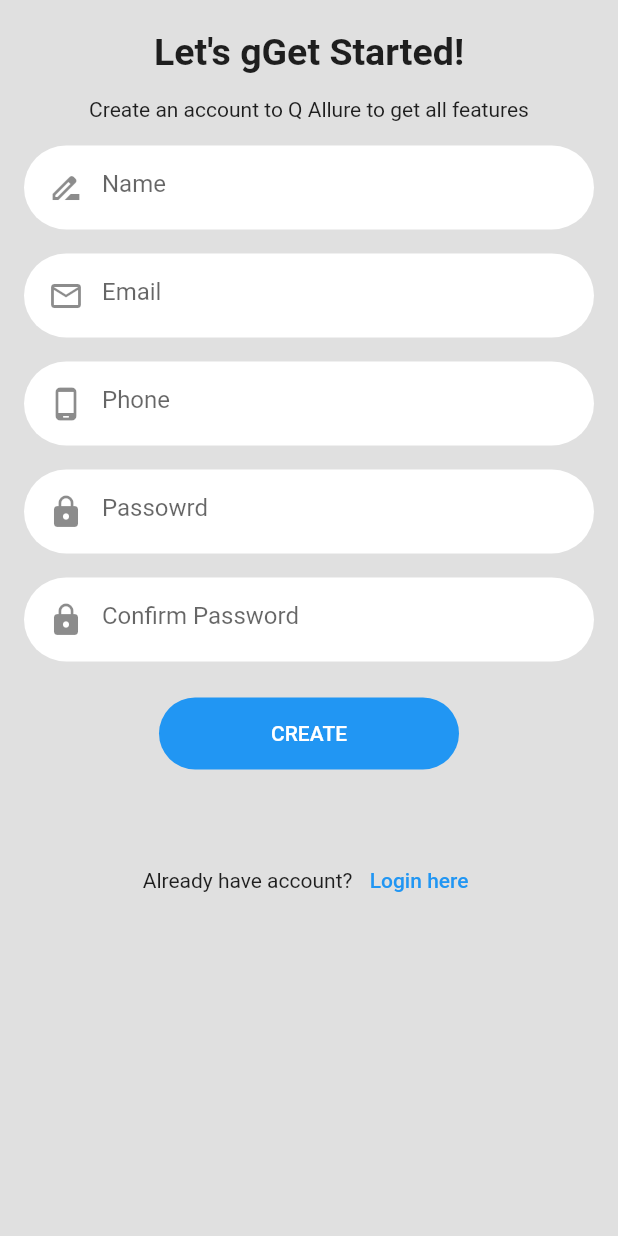
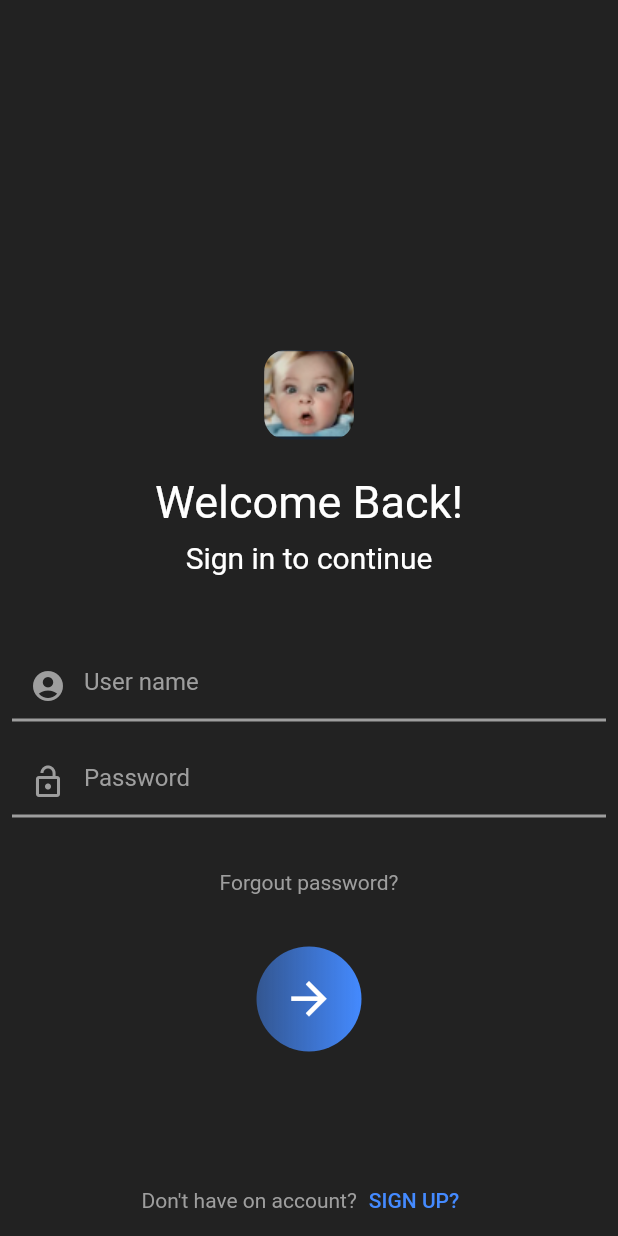
Before and after one commit to Komilisakov/advanced, a Flutter app: the screen it shows after launch, on a phone screen of 412 x 824 dp. Run offline on Flutter 3.47's test engine with Material 2 defaults, Android fonts, the phone set to English and light mode, and no system bars; our stand-ins replace awesome_dialog, easy_localization, hive, hive_flutter, package_info_plus; accounts and stored records are empty.

Commit message:
Hive save data 2

```diff
--- a/lib/main.dart
+++ b/lib/main.dart
@@ -1,22 +1,49 @@
+import 'package:advanced/model/user_reg.dart';
 import 'package:advanced/pages/awesome_dialog.dart';
-import 'package:advanced/pages/localization.dart';
-import 'package:advanced/pages/login_page.dart';
-import 'package:advanced/pages/sign_up.dart';
+import 'package:advanced/pages/login_hive.dart';
+import 'package:easy_localization/easy_localization.dart';
 import 'package:flutter/material.dart';
-import 'package:flutter/services.dart';
-import 'dart:io' show Platform;
-import 'package:package_info_plus/package_info_plus.dart';
-import 'package:easy_localization/easy_localization.dart';
-import 'dart:io';
 import 'package:hive/hive.dart';
 import 'package:hive_flutter/hive_flutter.dart';
+import 'package:package_info_plus/package_info_plus.dart';
 
+class MyApp extends StatelessWidget {
+  const MyApp({Key? key}) : super(key: key);
+
+  // This widget is the root of your application.
+  @override
+  Widget build(BuildContext context) {
+    return MaterialApp(
+      debugShowCheckedModeBanner: false,
+      title: 'Flutter Demo',
+      theme: ThemeData(
+        primarySwatch: Colors.blue,
+      ),
+      home: LoginHive(),
+      localizationsDelegates: context.localizationDelegates,
+      supportedLocales: context.supportedLocales,
+      locale: context.locale,
+      // home: const MyHomePage(title: 'Get version and Package'),
+    );
+  }
+}
 
 void main() async {
   WidgetsFlutterBinding.ensureInitialized();
+
   await Hive.initFlutter();
+  Hive.registerAdapter(UserRegAdapter());
   await Hive.openBox('pdp_online');
+  // Hive.registerAdapter<UserReg>(UserRegAdapter());
   await EasyLocalization.ensureInitialized();
+
+  // Hive.registerAdapter(UserRegAdapter());
+  try {} on Exception catch (exception) {
+    print(exception.toString());
+  } catch (error) {
+    print("error.toString()");
+    print(error.toString());
+  }
 
   runApp(EasyLocalization(
     child: MyApp(),
@@ -29,28 +56,6 @@ void main() async {
     path: 'assets/translations',
     fallbackLocale: Locale('uz', 'UZ'),
   ));
-}
-
-
-class MyApp extends StatelessWidget {
-  const MyApp({Key? key}) : super(key: key);
-
-  // This widget is the root of your application.
-  @override
-  Widget build(BuildContext context) {
-    return MaterialApp(
-      title: 'Flutter Demo',
-      theme: ThemeData(
-
-        primarySwatch: Colors.blue,
-      ),
-      home:  SignUpPage(),
-      localizationsDelegates: context.localizationDelegates,
-      supportedLocales: context.supportedLocales,
-      locale: context.locale,
-      // home: const MyHomePage(title: 'Get version and Package'),
-    );
-  }
 }
 
 class MyHomePage extends StatefulWidget {
--- a/lib/model/user_model.dart
+++ b/lib/model/user_model.dart
@@ -1,20 +1,14 @@
 import 'package:hive/hive.dart';
 
 // part 'transaction.g.dart';
-@HiveType(typeId: 0)
 class User {
-  @HiveField(0)
  late String username;
-  @HiveField(0)
   late String password;
-
   User({required this.username,required this.password});
-
   User.fromJson(Map<dynamic, dynamic> json)
       : username = json['username'],
         password = json['password'];
-
-  Map<String, dynamic> toJson() => {
+  Map<dynamic, dynamic> toJson() => {
     'username': username,
     'password': password,
   };
--- /dev/null
+++ b/lib/model/user_reg.dart
@@ -0,0 +1,15 @@
+import 'package:hive/hive.dart';
+
+part 'user_reg.g.dart';
+
+@HiveType(typeId: 0)
+class UserReg extends HiveObject  {
+  @HiveField(0)
+  late String username;
+  @HiveField(1)
+  late String email;
+  @HiveField(2)
+  late String phone;
+  @HiveField(3)
+  late String password;
+}
--- /dev/null
+++ b/lib/pages/login_hive.dart
@@ -0,0 +1,202 @@
+import 'package:advanced/model/user_model.dart';
+import 'package:advanced/pages/sign_in_hive.dart';
+import 'package:advanced/services/db_service.dart';
+import 'package:flutter/cupertino.dart';
+import 'package:flutter/material.dart';
+
+class LoginHive extends StatefulWidget {
+  const LoginHive({Key? key}) : super(key: key);
+
+  @override
+  _LoginHiveState createState() => _LoginHiveState();
+}
+
+class _LoginHiveState extends State<LoginHive> {
+  late TextEditingController name;
+  late TextEditingController password;
+  late User user;
+
+  @override
+  void initState() {
+    // TODO: implement initState
+    super.initState();
+    name = TextEditingController();
+    password = TextEditingController();
+    user = HiveDB().loadUser();
+    name.text = user.username;
+  }
+
+  @override
+  Widget build(BuildContext context) {
+    return Scaffold(
+      backgroundColor: Colors.black87,
+      body: Container(
+          child: Center(
+        child: Column(
+          mainAxisAlignment: MainAxisAlignment.end,
+          children: [
+            Container(
+              height: 60,
+              width: 60,
+              decoration: BoxDecoration(
+                borderRadius: BorderRadius.circular(15),
+                image: DecorationImage(
+                    image: AssetImage("assets/images/6.png"),
+                    fit: BoxFit.cover),
+              ),
+            ),
+            SizedBox(
+              height: 24,
+            ),
+            Text(
+              "Welcome Back!",
+              style: TextStyle(color: Colors.white, fontSize: 30),
+            ),
+            SizedBox(
+              height: 8,
+            ),
+            Text(
+              "Sign in to continue",
+              style: TextStyle(color: Colors.white, fontSize: 20),
+            ),
+            SizedBox(
+              height: 50,
+            ),
+            HMTextField(name, Icons.account_circle, "User name", "name"),
+            SizedBox(
+              height: 16,
+            ),
+            InpuText(controller: password, icon: Icons.lock_open, hintText: "Password",type: "password"),
+            SizedBox(
+              height: 35,
+            ),
+            Text("Forgout password?", style: TextStyle(color: Colors.grey)),
+            SizedBox(
+              height: 35,
+            ),
+            Container(
+              height: 70,
+              width: 70,
+              decoration: BoxDecoration(
+                gradient: LinearGradient(begin: Alignment.centerLeft, colors: [
+                  Colors.blueAccent.withOpacity(0.5),
+                  Colors.blueAccent,
+                ]),
+                borderRadius: BorderRadius.circular(50),
+              ),
+              child: IconButton(
+                  onPressed: () {
+                    user.username = name.text;
+                    user.password = password.text;
+                    HiveDB().storeUser(user);
+                    // Navigator.push(context, MaterialPageRoute(builder: (context) => SignInHive()),);
+                  },
+                  icon: Icon(
+                    Icons.arrow_forward,
+                    color: Colors.white,
+                    size: 35,
+                  )),
+            ),
+            SizedBox(
+              height: 75,
+            ),
+            Row(mainAxisAlignment: MainAxisAlignment.center, children: [
+              Text(
+                "Don't have on account?",
+                style: TextStyle(color: Colors.grey),
+              ),
+              TextButton(
+                  onPressed: () {
+                    Navigator.push(
+                      context,
+                      MaterialPageRoute(builder: (context) => SignInHive()),
+                    );
+                  },
+                  child: Text("SIGN UP? ",
+                      style: TextStyle(color: Colors.blueAccent))),
+              SizedBox(
+                height: 20,
+              ),
+            ])
+            // HMTextField(),
+          ],
+        ),
+      )),
+    );
+  }
+
+  Widget HMTextField(TextEditingController controller, IconData icon,
+      String hintText, String type) {
+    return Container(
+      margin: EdgeInsets.symmetric(horizontal: 8),
+      child: TextField(
+        style: TextStyle(color: Colors.grey),
+        controller: controller,
+        keyboardType: type == "number"
+            ? TextInputType.number
+            : type == "email"
+                ? TextInputType.emailAddress
+                : type == "password"
+                    ? TextInputType.visiblePassword
+                    : TextInputType.text,
+        obscureText: type == "password" ? true : false,
+        decoration: InputDecoration(
+            hintText: "User name",
+            hintStyle: TextStyle(color: Colors.grey),
+            prefixIcon: Icon(
+              icon,
+              color: Colors.grey,
+            ),
+            enabledBorder: UnderlineInputBorder(
+              borderSide: BorderSide(
+                  color: Colors.grey, width: 2, style: BorderStyle.solid),
+            )),
+      ),
+    );
+  }
+}
+
+class InpuText extends StatelessWidget {
+  final TextEditingController? controller;
+  final IconData? icon;
+  final String? hintText;
+  final String? type;
+
+  const InpuText({
+    Key? key,
+    this.controller,
+    this.icon,
+    this.hintText,
+    this.type,
+  }) : super(key: key);
+
+  @override
+  Widget build(BuildContext context) {
+    return Container(
+      margin: EdgeInsets.symmetric(horizontal: 8),
+      child: TextField(
+        style: TextStyle(color: Colors.white),
+        controller: controller,
+        keyboardType: type == "number"
+            ? TextInputType.number
+            : type == "email"
+                ? TextInputType.emailAddress
+                : type == "password"
+                    ? TextInputType.visiblePassword
+                    : TextInputType.text,
+        obscureText: type == "password" ? true : false,
+        decoration: InputDecoration(
+            hintText: this.hintText,
+            hintStyle: TextStyle(color: Colors.grey),
+            prefixIcon: Icon(
+              icon,
+              color: Colors.grey,
+            ),
+            enabledBorder: UnderlineInputBorder(
+              borderSide: BorderSide(
+                  color: Colors.grey, width: 2, style: BorderStyle.solid),
+            )),
+      ),
+    );
+  }
+}
--- a/lib/services/db_service.dart
+++ b/lib/services/db_service.dart
@@ -1,6 +1,7 @@
 import 'package:advanced/model/user_model.dart';
+import 'package:advanced/model/user_reg.dart';
 import 'package:hive/hive.dart';
-
+import 'package:flutter/material.dart';
 class HiveDB {
   var box = Hive.box('pdp_online');
 
@@ -16,7 +17,7 @@ class HiveDB {
     if (useString != null){
       print("useString");
       print(useString);
-       user =new User.fromJson(useString);
+       user = new User.fromJson(useString);
     }
     print(user);
 
@@ -26,4 +27,22 @@ class HiveDB {
   void removeUser() async {
     box.delete("user");
   }
+  void UserRegister(UserReg userReg){
+    box.put("user_reg",userReg);
+  }
+
+  UserReg readUserReg(){
+    UserReg userReg = UserReg()..username = ""..password = ""..phone = ""..email = "";
+print("box.get('user_reg')");
+    print(box.get("user_reg"));
+    if(box.get("user_reg") != null){
+      userReg = box.get("user_reg");
+      print("userReg.username");
+      print(userReg.username);
+    }
+    return userReg;
+    box.get("user_reg");
+  }
+
+
 }
--- a/pubspec.yaml
+++ b/pubspec.yaml
@@ -16,9 +16,11 @@ dependencies:
   package_info_plus: ^1.0.6
   awesome_dialog: ^2.1.1
   easy_localization: ^3.0.0
-  hive: ^2.0.4
+  hive: ^2.0.3
   hive_flutter: ^1.1.0
   hive_generator: ^1.1.0
+  shared_preferences: ^2.0.7
+  path_provider: ^2.0.1
 dev_dependencies:
   flutter_test:
     sdk: flutter
```
Also changed, not shown: lib/pages/sign_in_hive.dart (added, +101 -0 lines), assets/images/6.png (added), lib/model/user_reg.g.dart (added), pubspec.lock.
